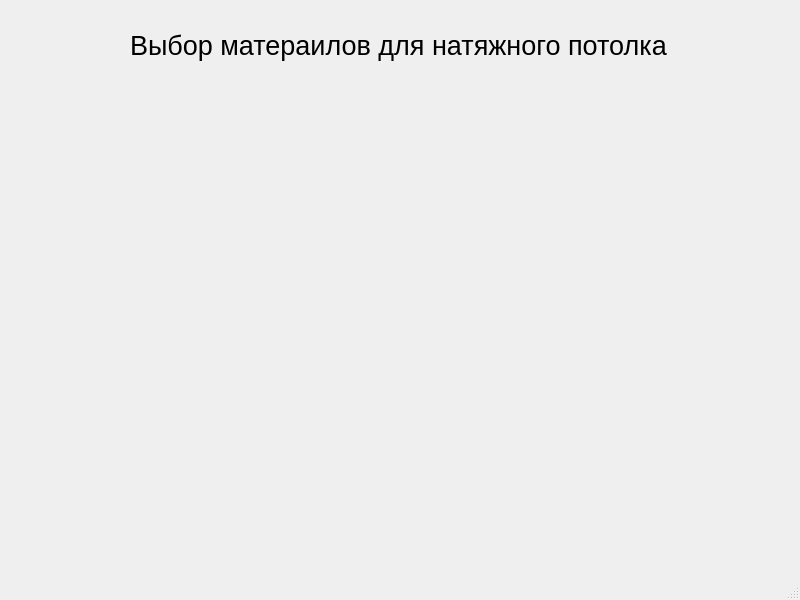
Above: mainwindow.ui from KorolevIvanMi/Qt_labs before the change. Below: the same form after it.
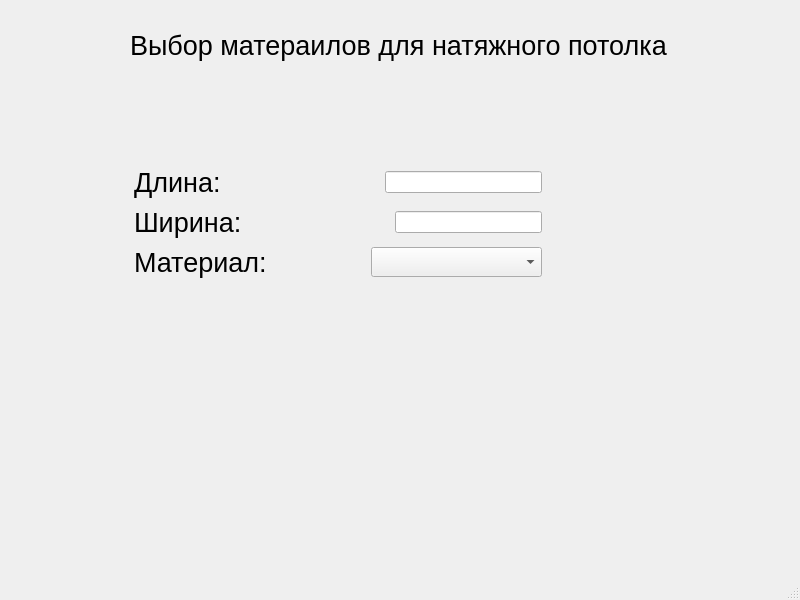
That is the form after the change.

Diff of the .ui file:
```diff
--- a/mainwindow.ui
+++ b/mainwindow.ui
@@ -32,6 +32,121 @@
      <string>Выбор матераилов для натяжного потолка</string>
     </property>
    </widget>
+   <widget class="QWidget" name="">
+    <property name="geometry">
+     <rect>
+      <x>134</x>
+      <y>164</y>
+      <width>408</width>
+      <height>119</height>
+     </rect>
+    </property>
+    <layout class="QVBoxLayout" name="verticalLayout">
+     <item>
+      <layout class="QHBoxLayout" name="horizontalLayout">
+       <item>
+        <widget class="QLabel" name="lenghtLbl">
+         <property name="font">
+          <font>
+           <pointsize>20</pointsize>
+          </font>
+         </property>
+         <property name="text">
+          <string>Длина:</string>
+         </property>
+        </widget>
+       </item>
+       <item>
+        <spacer name="horizontalSpacer">
+         <property name="orientation">
+          <enum>Qt::Horizontal</enum>
+         </property>
+         <property name="sizeHint" stdset="0">
+          <size>
+           <width>128</width>
+           <height>20</height>
+          </size>
+         </property>
+        </spacer>
+       </item>
+       <item>
+        <widget class="QLineEdit" name="lengthTxt"/>
+       </item>
+      </layout>
+     </item>
+     <item>
+      <layout class="QHBoxLayout" name="horizontalLayout_2">
+       <item>
+        <widget class="QLabel" name="heightLbl">
+         <property name="font">
+          <font>
+           <pointsize>20</pointsize>
+          </font>
+         </property>
+         <property name="text">
+          <string>Ширина:</string>
+         </property>
+        </widget>
+       </item>
+       <item>
+        <spacer name="horizontalSpacer_2">
+         <property name="orientation">
+          <enum>Qt::Horizontal</enum>
+         </property>
+         <property name="sizeHint" stdset="0">
+          <size>
+           <width>138</width>
+           <height>20</height>
+          </size>
+         </property>
+        </spacer>
+       </item>
+       <item>
+        <widget class="QLineEdit" name="heightTxt"/>
+       </item>
+      </layout>
+     </item>
+     <item>
+      <layout class="QHBoxLayout" name="horizontalLayout_3">
+       <item>
+        <widget class="QLabel" name="materialLbl">
+         <property name="font">
+          <font>
+           <pointsize>20</pointsize>
+          </font>
+         </property>
+         <property name="text">
+          <string>Материал:</string>
+         </property>
+        </widget>
+       </item>
+       <item>
+        <spacer name="horizontalSpacer_3">
+         <property name="orientation">
+          <enum>Qt::Horizontal</enum>
+         </property>
+         <property name="sizeHint" stdset="0">
+          <size>
+           <width>88</width>
+           <height>20</height>
+          </size>
+         </property>
+        </spacer>
+       </item>
+       <item>
+        <widget class="QComboBox" name="materialCmb">
+         <property name="minimumSize">
+          <size>
+           <width>171</width>
+           <height>30</height>
+          </size>
+         </property>
+        </widget>
+       </item>
+      </layout>
+     </item>
+    </layout>
+   </widget>
   </widget>
   <widget class="QMenuBar" name="menubar">
    <property name="geometry">
```
